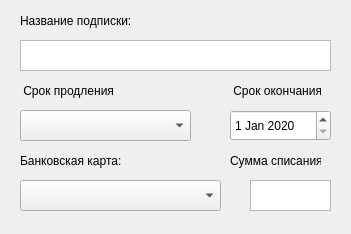
Old version of the form widget_add.ui in the repository feranic12/PayPlanner.
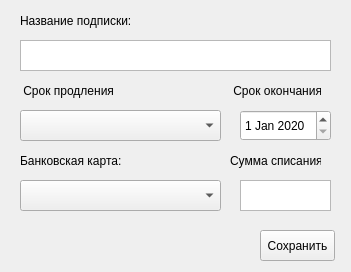
New version of the form.

Commit message: Промежуточный коммит с небольшими изменениями

Diff of the .ui file:
```diff
--- a/widget_add.ui
+++ b/widget_add.ui
@@ -7,7 +7,7 @@
     <x>0</x>
     <y>0</y>
     <width>351</width>
-    <height>234</height>
+    <height>272</height>
    </rect>
   </property>
   <property name="windowTitle">
@@ -75,9 +75,9 @@
   <widget class="QDateEdit" name="dateEdit">
    <property name="geometry">
     <rect>
-     <x>230</x>
+     <x>240</x>
      <y>110</y>
-     <width>101</width>
+     <width>91</width>
      <height>31</height>
     </rect>
    </property>
@@ -105,9 +105,9 @@
   <widget class="QTextEdit" name="textEdit_2">
    <property name="geometry">
     <rect>
-     <x>250</x>
+     <x>240</x>
      <y>180</y>
-     <width>81</width>
+     <width>91</width>
      <height>31</height>
     </rect>
    </property>
@@ -130,11 +130,24 @@
     <rect>
      <x>20</x>
      <y>110</y>
-     <width>171</width>
+     <width>201</width>
      <height>31</height>
     </rect>
    </property>
   </widget>
+  <widget class="QPushButton" name="pushButton">
+   <property name="geometry">
+    <rect>
+     <x>260</x>
+     <y>230</y>
+     <width>75</width>
+     <height>31</height>
+    </rect>
+   </property>
+   <property name="text">
+    <string>Сохранить</string>
+   </property>
+  </widget>
  </widget>
  <resources/>
  <connections/>
```
The commit also changes 2 other files.
